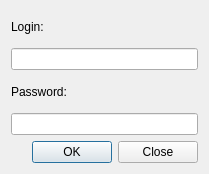
The window that authwindow.ui (AlekseyLapunov/IS_Airport) describes before a commit, drawn with Qt 5.
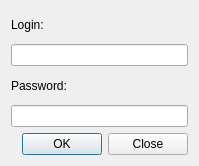
The same window after the commit.

Commit message: added more interaction elements for authwindow and mainwindow; also created template for databases

What changed in the file:
```diff
--- a/authwindow.ui
+++ b/authwindow.ui
@@ -6,10 +6,28 @@
    <rect>
     <x>0</x>
     <y>0</y>
-    <width>209</width>
-    <height>174</height>
+    <width>199</width>
+    <height>166</height>
    </rect>
   </property>
+  <property name="sizePolicy">
+   <sizepolicy hsizetype="Fixed" vsizetype="Fixed">
+    <horstretch>0</horstretch>
+    <verstretch>0</verstretch>
+   </sizepolicy>
+  </property>
+  <property name="minimumSize">
+   <size>
+    <width>199</width>
+    <height>166</height>
+   </size>
+  </property>
+  <property name="maximumSize">
+   <size>
+    <width>199</width>
+    <height>166</height>
+   </size>
+  </property>
   <property name="windowTitle">
    <string>Dialog</string>
   </property>
@@ -32,7 +50,11 @@
     </widget>
    </item>
    <item>
-    <widget class="QLineEdit" name="passwordField"/>
+    <widget class="QLineEdit" name="passwordField">
+     <property name="echoMode">
+      <enum>QLineEdit::Password</enum>
+     </property>
+    </widget>
    </item>
    <item>
     <widget class="QDialogButtonBox" name="buttons">
```
The commit also changes 10 other files.
